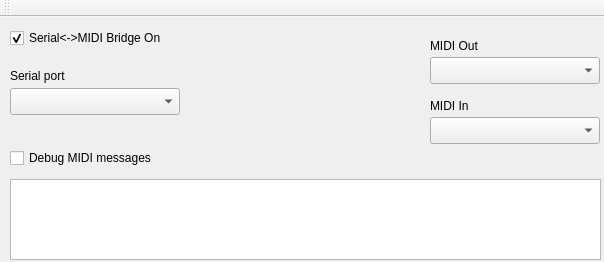
Before: the Qt Designer form mainwindow.ui in projectgus/hairless-midiserial, drawn with Qt 5.
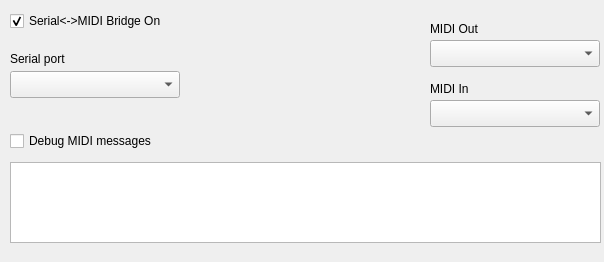
After: the same form once the commit is applied. Icons and pictures are not drawn.

Commit message: Remove empty toolbar

What changed in the file:
```diff
--- a/mainwindow.ui
+++ b/mainwindow.ui
@@ -220,14 +220,6 @@
     </property>
    </widget>
   </widget>
-  <widget class="QToolBar" name="mainToolBar">
-   <attribute name="toolBarArea">
-    <enum>TopToolBarArea</enum>
-   </attribute>
-   <attribute name="toolBarBreak">
-    <bool>false</bool>
-   </attribute>
-  </widget>
  </widget>
  <layoutdefault spacing="6" margin="11"/>
  <resources>
```
